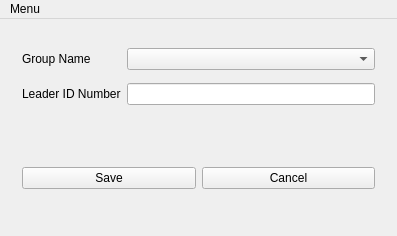
This is gui/newmember copy.ui in BoraYang/onnuri as Qt 5 draws it before an edit. The edited form follows.
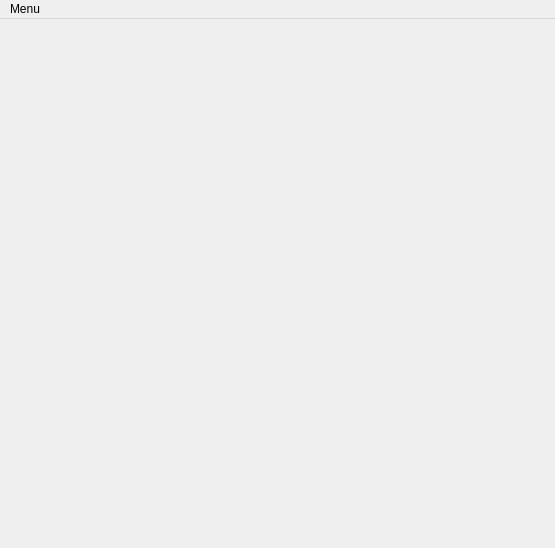
This is the edited form.

```diff
--- a/gui/newmember copy.ui
+++ b/gui/newmember copy.ui
@@ -6,8 +6,8 @@
    <rect>
     <x>0</x>
     <y>0</y>
-    <width>397</width>
-    <height>236</height>
+    <width>555</width>
+    <height>548</height>
    </rect>
   </property>
   <property name="windowTitle">
@@ -18,64 +18,6 @@
     <property name="sizeConstraint">
      <enum>QLayout::SetMaximumSize</enum>
     </property>
-    <item>
-     <widget class="QFrame" name="frame">
-      <property name="frameShape">
-       <enum>QFrame::NoFrame</enum>
-      </property>
-      <property name="frameShadow">
-       <enum>QFrame::Raised</enum>
-      </property>
-      <layout class="QGridLayout" name="gridLayout">
-       <item row="0" column="0">
-        <widget class="QLabel" name="label">
-         <property name="text">
-          <string>Group Name</string>
-         </property>
-        </widget>
-       </item>
-       <item row="1" column="0">
-        <widget class="QLabel" name="label_2">
-         <property name="text">
-          <string>Leader ID Number</string>
-         </property>
-        </widget>
-       </item>
-       <item row="1" column="1">
-        <widget class="QLineEdit" name="lineEdit"/>
-       </item>
-       <item row="0" column="1">
-        <widget class="QComboBox" name="comboBox"/>
-       </item>
-      </layout>
-     </widget>
-    </item>
-    <item>
-     <widget class="QFrame" name="frame_2">
-      <property name="frameShape">
-       <enum>QFrame::NoFrame</enum>
-      </property>
-      <property name="frameShadow">
-       <enum>QFrame::Raised</enum>
-      </property>
-      <layout class="QGridLayout" name="gridLayout_2">
-       <item row="0" column="0">
-        <widget class="QPushButton" name="btn_add">
-         <property name="text">
-          <string>Save</string>
-         </property>
-        </widget>
-       </item>
-       <item row="0" column="1">
-        <widget class="QPushButton" name="btn_cancel">
-         <property name="text">
-          <string>Cancel</string>
-         </property>
-        </widget>
-       </item>
-      </layout>
-     </widget>
-    </item>
    </layout>
   </widget>
   <widget class="QMenuBar" name="menuBar">
@@ -83,7 +25,7 @@
     <rect>
      <x>0</x>
      <y>0</y>
-     <width>397</width>
+     <width>555</width>
      <height>22</height>
     </rect>
    </property>
```
